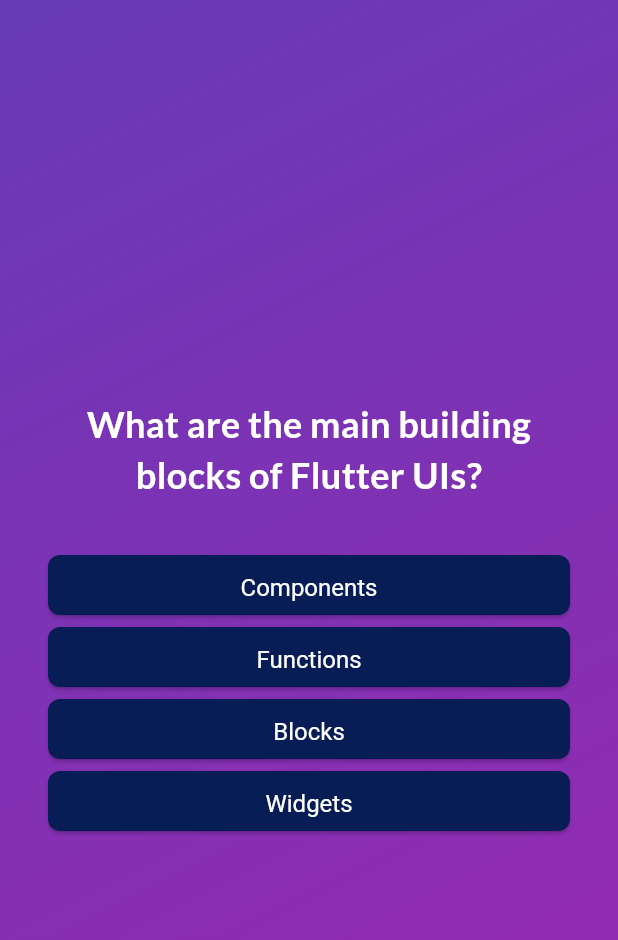
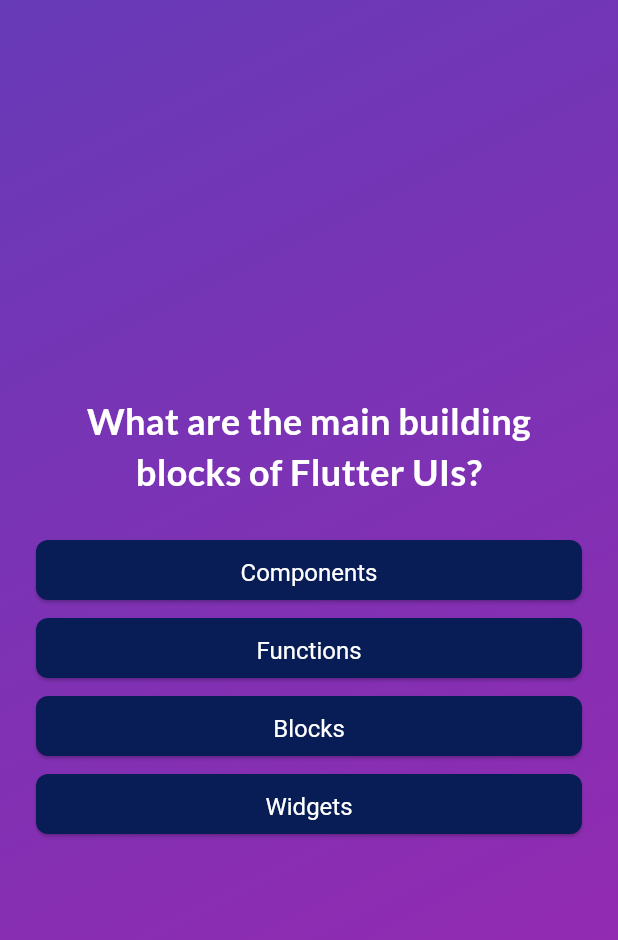
Before and after one commit to Satin3737/flutter_quiz_app, a Flutter app: the screen it shows after launch, after a tap on "Start Quiz", on a phone screen of 412 x 824 dp. Shown: the top 940 px of the screen. Run offline on Flutter 3.47's test engine with Material 3 defaults, Android fonts, the phone set to English and light mode, and no system bars; our stand-ins replace google_fonts.

```diff
--- a/lib/quiz.dart
+++ b/lib/quiz.dart
@@ -52,6 +52,10 @@ class _QuizState extends State<Quiz> {
       title: 'Quiz App',
       home: Scaffold(
         body: Container(
+          padding: const EdgeInsets.symmetric(
+            vertical: 72,
+            horizontal: 24,
+          ),
           decoration: const BoxDecoration(
             gradient: LinearGradient(
               begin: Alignment.topLeft,
--- a/lib/screens/questions_screen.dart
+++ b/lib/screens/questions_screen.dart
@@ -1,7 +1,7 @@
 import 'package:flutter/material.dart';
 import 'package:flutter_quiz_app/data/questions.dart';
 import 'package:flutter_quiz_app/ui/answer_button.dart';
-import 'package:google_fonts/google_fonts.dart';
+import 'package:flutter_quiz_app/ui/screen_title.dart';
 
 class QuestionsScreen extends StatefulWidget {
   const QuestionsScreen({super.key, required this.onAnswerSelect});
@@ -30,22 +30,13 @@ class _QuestionsScreenState extends State<QuestionsScreen> {
     final currentQuestion = questions[currentQuestionIndex];
 
     return Center(
-      child: Container(
-        padding: const EdgeInsets.symmetric(horizontal: 32),
       child: Column(
         crossAxisAlignment: CrossAxisAlignment.stretch,
         mainAxisAlignment: MainAxisAlignment.center,
+        spacing: 4,
         children: [
-            Text(
-              currentQuestion.question,
-              style: GoogleFonts.lato(
-                fontSize: 24,
-                fontWeight: FontWeight.bold,
-                color: Colors.white,
-              ),
-              textAlign: TextAlign.center,
-            ),
-            const SizedBox(height: 32),
+          ScreenTitle(currentQuestion.question),
+          const SizedBox(height: 16),
           ...currentQuestion.getShuffledAnswers().map((answer) {
             return AnswerButton(
               answer: answer,
@@ -54,7 +45,6 @@ class _QuestionsScreenState extends State<QuestionsScreen> {
           }),
         ],
       ),
-      ),
     );
   }
 }
--- a/lib/screens/start_screen.dart
+++ b/lib/screens/start_screen.dart
@@ -1,6 +1,7 @@
 import 'package:flutter/material.dart';
 import 'package:flutter_quiz_app/enum.dart';
-import 'package:google_fonts/google_fonts.dart';
+import 'package:flutter_quiz_app/ui/quiz_button.dart';
+import 'package:flutter_quiz_app/ui/screen_title.dart';
 
 class StartScreen extends StatelessWidget {
   const StartScreen({super.key, required this.switchScreen});
@@ -19,34 +20,13 @@ class StartScreen extends StatelessWidget {
             color: Color.fromRGBO(255, 255, 255, 0.4),
           ),
           const SizedBox(height: 72),
-          Title(
-            title: 'Learn Flutter the fun way!',
-            color: Colors.white,
-            child: Text(
-              'Learn Flutter the fun way!',
-              style: GoogleFonts.lato(
-                fontSize: 24,
-                fontWeight: FontWeight.bold,
-                color: Colors.white,
-              ),
-            ),
-          ),
+          ScreenTitle('Learn Flutter the fun way!'),
           const SizedBox(height: 32),
-          OutlinedButton.icon(
+          QuizButton(
+            label: 'Start Quiz',
+            icon: Icons.play_arrow,
             onPressed: () => switchScreen(Screen.questionsScreen),
-            style: OutlinedButton.styleFrom(
-              padding: const EdgeInsets.symmetric(
-                vertical: 8,
-                horizontal: 16,
-              ),
-              foregroundColor: Colors.white,
-              iconColor: Colors.white,
-              side: const BorderSide(color: Colors.white),
-              textStyle: const TextStyle(fontSize: 20),
-            ),
-            icon: const Icon(Icons.play_arrow),
-            label: const Text('Start Quiz'),
-          ),
+          )
         ],
       ),
     );
--- /dev/null
+++ b/lib/ui/quiz_button.dart
@@ -0,0 +1,33 @@
+import 'package:flutter/material.dart';
+
+class QuizButton extends StatelessWidget {
+  const QuizButton({
+    super.key,
+    required this.label,
+    required this.icon,
+    required this.onPressed,
+  });
+
+  final String label;
+  final IconData icon;
+  final void Function() onPressed;
+
+  @override
+  Widget build(BuildContext context) {
+    return OutlinedButton.icon(
+      onPressed: onPressed,
+      style: OutlinedButton.styleFrom(
+        padding: const EdgeInsets.symmetric(
+          vertical: 8,
+          horizontal: 16,
+        ),
+        foregroundColor: Colors.white,
+        iconColor: Colors.white,
+        side: const BorderSide(color: Colors.white),
+        textStyle: const TextStyle(fontSize: 20),
+      ),
+      icon: Icon(icon),
+      label: Text(label),
+    );
+  }
+}
--- /dev/null
+++ b/lib/ui/screen_title.dart
@@ -0,0 +1,21 @@
+import 'package:flutter/material.dart';
+import 'package:google_fonts/google_fonts.dart';
+
+class ScreenTitle extends StatelessWidget {
+  const ScreenTitle(this.title, {super.key});
+
+  final String title;
+
+  @override
+  Widget build(BuildContext context) {
+    return Text(
+      title,
+      style: GoogleFonts.lato(
+        fontSize: 24,
+        fontWeight: FontWeight.bold,
+        color: Colors.white,
+      ),
+      textAlign: TextAlign.center,
+    );
+  }
+}
```
Also changed, not shown: lib/screens/result_screen.dart (+18 -14 lines), lib/ui/question_summary.dart (added, +83 -0 lines). Lines whose indentation alone changed are shown as unchanged.
